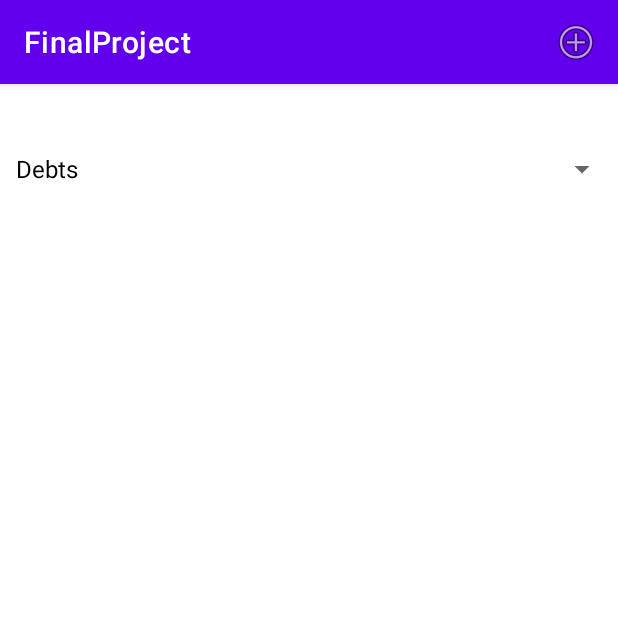
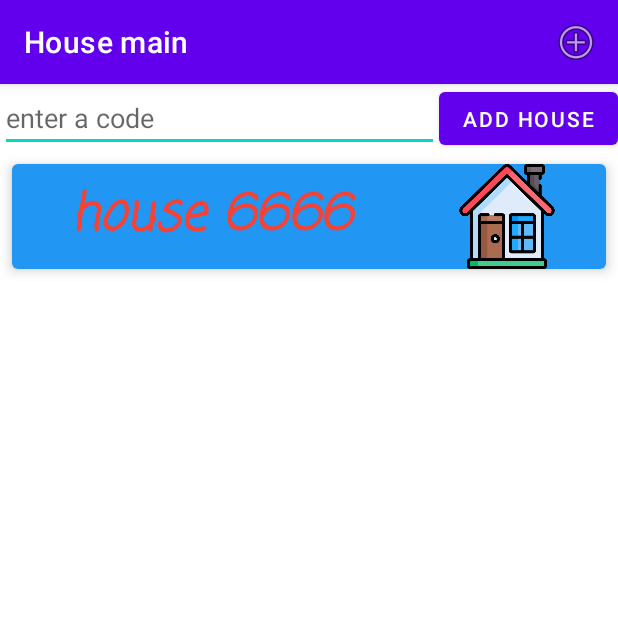
Before and after one commit to DrewBogdan/HouseApp, an Android app: the screen it shows after launch (HouseActivity before the commit, MainActivity after it), after a tap on "add house", on a phone screen of 412 x 824 dp, the top half of it. Run offline under Robolectric (Android 15) with nearby library versions, the phone set to English and light mode, and no system bars; our stand-ins replace Firebase (no records; nobody signed in at launch, a user with empty details on screens opened directly).

Commit message:
progress UI

```diff
--- a/app/src/main/java/com/bogdan/drew/finalproject/House.java
+++ b/app/src/main/java/com/bogdan/drew/finalproject/House.java
@@ -131,7 +131,7 @@ public class House {
         /**
          * Item cannot contain the key words
          * Chore,Debt,Grocery,User
-         * If it contains any of these the entire parse method is fucked
+         * If it contains any of these the entire parse method
          * it also cannot contain the special characters
          * },{,=,-
          */
--- a/app/src/main/java/com/bogdan/drew/finalproject/MainActivity.java
+++ b/app/src/main/java/com/bogdan/drew/finalproject/MainActivity.java
@@ -36,39 +36,52 @@ import com.google.firebase.database.FirebaseDatabase;
 
 import java.util.ArrayList;
 import java.util.List;
+import java.util.Random;
 
 public class MainActivity extends AppCompatActivity {
     CustomAdapter adapter = new CustomAdapter();
-    ActivityResultLauncher<Intent> launcher;
     ArrayList<Integer> codeList;
     List<House> houseList = new ArrayList<>();
+    public static final String TAG = "mainActivityTag";
     @Override
     protected void onCreate(Bundle savedInstanceState) {
         super.onCreate(savedInstanceState);
         setContentView(R.layout.activity_main);
         setTitle("House main");
-        if(savedInstanceState != null)
+        if(savedInstanceState != null) {
             codeList = savedInstanceState.getIntegerArrayList("codeList");
-        else
+            for (int i = 0; i < codeList.size(); i++) {
+                houseList.add(new House(codeList.get(i)));
+            }
+            Log.d(TAG, houseList.size() + "here");
+            adapter.notifyDataSetChanged();
+        }
+        else {
             codeList = new ArrayList<>();
+            Log.d(TAG, "not here");
+        }
         // TODO: assign codes to create house objects and insert them
         RecyclerView recyclerView = findViewById(R.id.houseRecyclerView);
         RecyclerView.LayoutManager layoutManager = new LinearLayoutManager(this);
         recyclerView.setLayoutManager(layoutManager);
         recyclerView.setAdapter(adapter);
 
-        launcher = registerForActivityResult(new ActivityResultContracts.StartActivityForResult(), new ActivityResultCallback<ActivityResult>() {
+        EditText editText = findViewById(R.id.codeEnter);
+        Button addHouse = findViewById(R.id.addHouse);
+        addHouse.setOnClickListener(new View.OnClickListener() {
             @Override
-            public void onActivityResult(ActivityResult result) {
-                if(result.getResultCode() == Activity.RESULT_OK) {
-                    Intent data = result.getData();
-                    assert data != null;
-                    int code = data.getIntExtra("code", -1);
+            public void onClick(View view) {
+                String text = editText.getText().toString();
+                if(text.compareTo("") != 0) {
+                    int code = Integer.parseInt(text);
+                    House house = new House(code);
+                    houseList.add(house);
                     codeList.add(code);
-
+                    adapter.notifyDataSetChanged();
                 }
             }
         });
+
     }
 
     @Override
@@ -85,7 +98,7 @@ public class MainActivity extends AppCompatActivity {
             TextView title;
             public CustomViewHolder(@NonNull View itemView) {
                 super(itemView);
-                title = findViewById(R.id.houseCardTitle);
+                title = itemView.findViewById(R.id.houseCardTitle);
 
                 itemView.setOnClickListener(this);
                 itemView.setOnLongClickListener(this);
@@ -93,9 +106,11 @@ public class MainActivity extends AppCompatActivity {
 
             @Override
             public void onClick(View view) {
-                House house = houseList.get(getAdapterPosition());
-                // house.get id
-                // TODO: start intent to open house main activity using the code
+                int code = codeList.get(getAdapterPosition());
+                Intent intent = new Intent(MainActivity.this, HouseActivity.class);
+                intent.putExtra("code", code);
+                startActivity(intent);
+
             }
 
             @Override
@@ -105,9 +120,10 @@ public class MainActivity extends AppCompatActivity {
                         .setPositiveButton("Delete", new DialogInterface.OnClickListener() {
                             @Override
                             public void onClick(DialogInterface dialogInterface, int i) {
-                                // TODO: delete house item "houseCode"
-                                //houseList.remove(getAdapterPosition());
-                                adapter.notifyDataSetChanged();
+                                houseList.remove(getAdapterPosition());
+                                codeList.remove(getAdapterPosition());
+                                adapter.notifyItemRemoved(getAdapterPosition());
+                                codeList.clear();
                             }
                         });
                 builder.show();
@@ -115,10 +131,7 @@ public class MainActivity extends AppCompatActivity {
             }
 
             public void updateView(House house) {
-                //TODO: update the house with main attributes
-                //TODO: include code
-//                title.setText();
-//                address.setText(place.getVicinity());
+                title.setText("house " +  codeList.get(getAdapterPosition()));
             }
 
 
@@ -135,6 +148,7 @@ public class MainActivity extends AppCompatActivity {
         @Override
         public void onBindViewHolder(@NonNull CustomViewHolder holder, int position) {
             House house = houseList.get(position);
+            Log.d(TAG, position + "");
             holder.updateView(house);
         }
 
@@ -155,10 +169,23 @@ public class MainActivity extends AppCompatActivity {
     public boolean onOptionsItemSelected(@NonNull MenuItem item) {
         switch (item.getItemId()) {
             case R.id.house_add:
-                Intent intent = new Intent(MainActivity.this, HouseActivity.class);
-                launcher.launch(intent);
+                int code = generateCode();
+                codeList.add(code);
+                House house = new House(code);
+                houseList.add(house);
+                Log.d(TAG, code + "");
+                adapter.notifyDataSetChanged();
                 break;
         }
         return super.onOptionsItemSelected(item);
     }
+
+    private int generateCode() {
+        int code = 0;
+        for (int i = 0; i < 4; i++) {
+            Random random = new Random();
+            code += (random.nextInt(10) * Math.pow(10,i));
+        }
+        return code;
+    }
 }
--- a/app/src/main/res/layout/activity_house.xml
+++ b/app/src/main/res/layout/activity_house.xml
@@ -7,13 +7,14 @@
     tools:context=".HouseActivity">
 
     <TextView
-        android:id="@+id/textView"
-        android:layout_width="411dp"
+        android:id="@+id/house_title"
+        android:layout_width="0dp"
         android:layout_height="wrap_content"
         android:layout_marginBottom="8dp"
         android:gravity="center"
         android:textSize="24sp"
         app:layout_constraintBottom_toTopOf="@+id/spinner"
+        app:layout_constraintEnd_toEndOf="parent"
         app:layout_constraintStart_toStartOf="parent"
         app:layout_constraintTop_toTopOf="parent" />
 
@@ -29,11 +30,12 @@
 
     <Spinner
         android:id="@+id/spinner"
-        android:layout_width="409dp"
+        android:layout_width="0dp"
         android:layout_height="wrap_content"
         android:minHeight="48dp"
-        app:layout_constraintBottom_toTopOf="@+id/recyclerView"
+        app:layout_constraintBottom_toTopOf="@+id/listRecyclerView"
         app:layout_constraintEnd_toEndOf="parent"
-        app:layout_constraintTop_toBottomOf="@+id/textView"
+        app:layout_constraintStart_toStartOf="parent"
+        app:layout_constraintTop_toBottomOf="@+id/house_title"
         tools:ignore="SpeakableTextPresentCheck" />
 </androidx.constraintlayout.widget.ConstraintLayout>
--- a/app/src/main/res/layout/activity_main.xml
+++ b/app/src/main/res/layout/activity_main.xml
@@ -4,8 +4,17 @@
     xmlns:tools="http://schemas.android.com/tools"
     android:layout_width="match_parent"
     android:layout_height="match_parent"
-    tools:context=".MainActivity"
-    >
+    tools:context=".MainActivity">
+
+    <EditText
+        android:id="@+id/codeEnter"
+        android:layout_width="0dp"
+        android:layout_height="wrap_content"
+        android:hint="enter a code"
+        app:layout_constraintEnd_toStartOf="@+id/addHouse"
+        app:layout_constraintHorizontal_bias="0.5"
+        app:layout_constraintStart_toStartOf="parent"
+        app:layout_constraintTop_toTopOf="parent" />
 
     <androidx.recyclerview.widget.RecyclerView
         android:id="@+id/houseRecyclerView"
@@ -14,6 +23,16 @@
         app:layout_constraintBottom_toBottomOf="parent"
         app:layout_constraintEnd_toEndOf="parent"
         app:layout_constraintStart_toStartOf="parent"
-        app:layout_constraintTop_toTopOf="parent"
-        />
+        app:layout_constraintTop_toBottomOf="@+id/codeEnter" />
+
+    <Button
+        android:id="@+id/addHouse"
+        android:layout_width="wrap_content"
+        android:layout_height="wrap_content"
+        android:text="Add house"
+        app:layout_constraintBottom_toBottomOf="@+id/codeEnter"
+        app:layout_constraintEnd_toEndOf="parent"
+        app:layout_constraintHorizontal_bias="0.5"
+        app:layout_constraintStart_toEndOf="@+id/codeEnter"
+        app:layout_constraintTop_toTopOf="parent" />
 </androidx.constraintlayout.widget.ConstraintLayout>
```
Also changed, not shown: app/src/main/java/com/bogdan/drew/finalproject/HouseActivity.java (+15 -49 lines).
